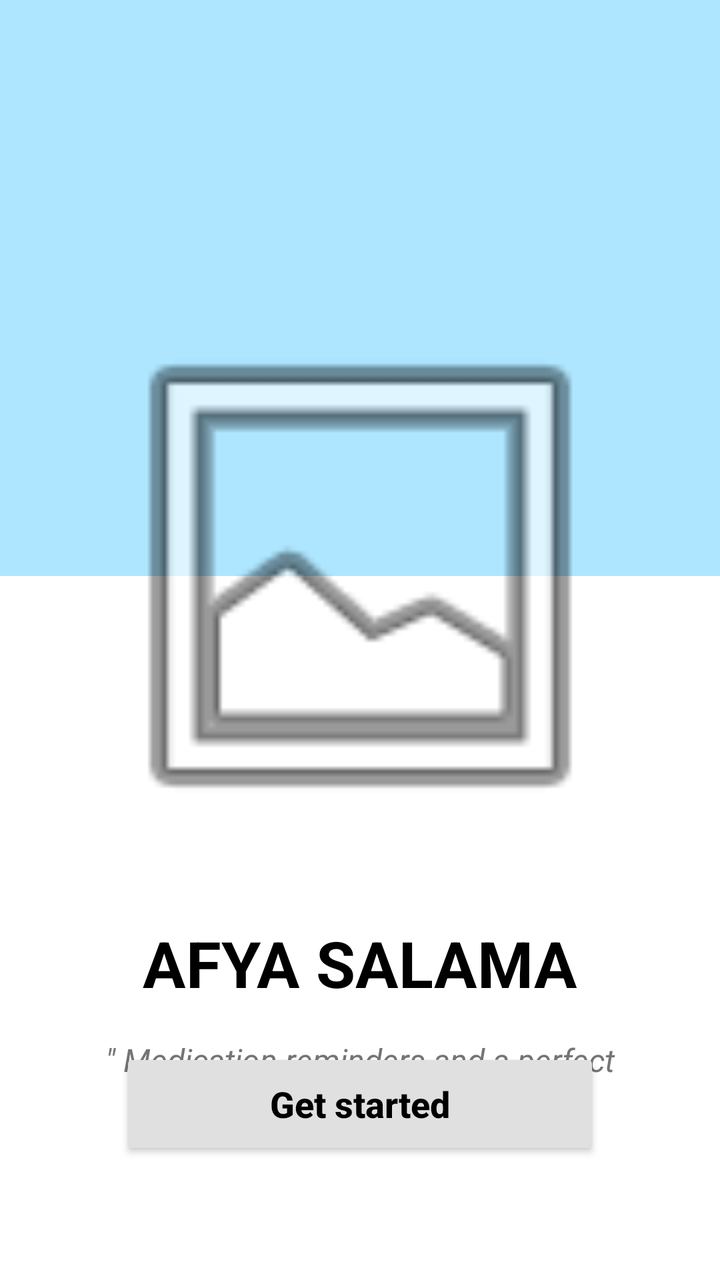
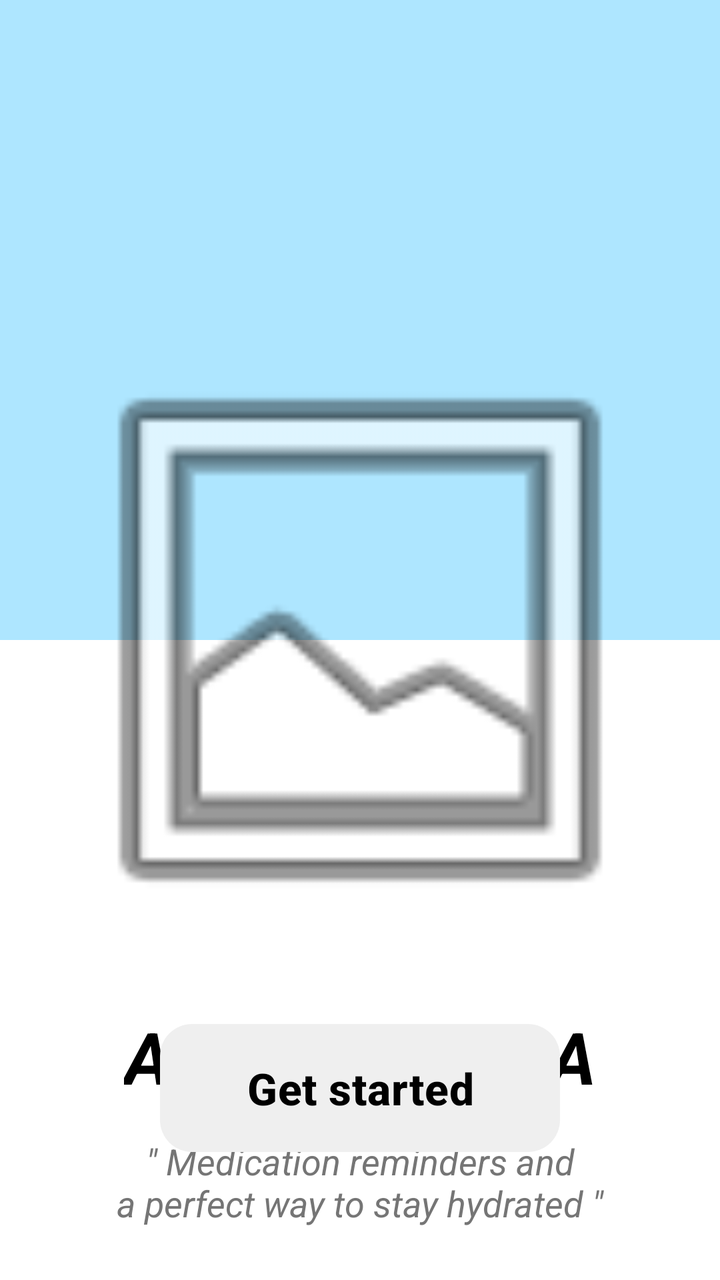

Before-and-after screenshots of an Android layout around one commit, followed by the original layout XML and the change that was made.
<!-- AndroidManifest.xml: application theme Theme.AfyaSalama -->
<!-- res/layout/activity_welcome.xml -->
<?xml version="1.0" encoding="utf-8"?>
<androidx.constraintlayout.widget.ConstraintLayout xmlns:android="http://schemas.android.com/apk/res/android"
    xmlns:app="http://schemas.android.com/apk/res-auto"
    android:layout_width="match_parent"
    android:layout_height="match_parent"
    android:background="@color/white">

    <View
        android:id="@+id/top_background"
        android:layout_width="match_parent"
        android:layout_height="0dp"
        android:background="@color/sky_blue"
        app:layout_constraintHeight_percent="0.45"
        app:layout_constraintTop_toTopOf="parent" />

    <ImageView
        android:id="@+id/welcome_image"
        android:layout_width="280dp"
        android:layout_height="280dp"
        android:src="@android:drawable/ic_menu_gallery"
        app:layout_constraintBottom_toBottomOf="@+id/top_background"
        app:layout_constraintEnd_toEndOf="parent"
        app:layout_constraintStart_toStartOf="parent"
        app:layout_constraintTop_toBottomOf="@+id/top_background" />

    <TextView
        android:id="@+id/tv_welcome_title"
        android:layout_width="wrap_content"
        android:layout_height="wrap_content"
        android:layout_marginTop="32dp"
        android:text="@string/welcome_title"
        android:textColor="@color/black"
        android:textSize="32sp"
        android:textStyle="bold"
        app:layout_constraintEnd_toEndOf="parent"
        app:layout_constraintStart_toStartOf="parent"
        app:layout_constraintTop_toBottomOf="@+id/welcome_image" />

    <TextView
        android:id="@+id/tv_welcome_subtitle"
        android:layout_width="0dp"
        android:layout_height="wrap_content"
        android:layout_marginHorizontal="40dp"
        android:layout_marginTop="16dp"
        android:gravity="center"
        android:text="@string/welcome_subtitle"
        android:textColor="@color/gray_text"
        android:textSize="16sp"
        android:textStyle="italic"
        app:layout_constraintEnd_toEndOf="parent"
        app:layout_constraintStart_toStartOf="parent"
        app:layout_constraintTop_toBottomOf="@+id/tv_welcome_title" />

    <Button
        android:id="@+id/btn_get_started"
        android:layout_width="match_parent"
        android:layout_height="56dp"
        android:layout_marginHorizontal="60dp"
        android:layout_marginBottom="60dp"
        android:backgroundTint="#E0E0E0"
        android:text="@string/get_started"
        android:textAllCaps="false"
        android:textColor="@color/black"
        android:textSize="18sp"
        android:textStyle="bold"
        app:layout_constraintBottom_toBottomOf="parent" />

</androidx.constraintlayout.widget.ConstraintLayout>
<!-- resources referenced by this layout -->
<resources>
  <color name="black">#FF000000</color>
  <color name="gray_text">#757575</color>
  <color name="sky_blue">#AEE6FF</color>
  <color name="white">#FFFFFFFF</color>
  <string name="get_started">Get started</string>
  <string name="welcome_subtitle">\" Medication reminders and a perfect way to stay hydrated \"</string>
  <string name="welcome_title">AFYA SALAMA</string>
  <style name="Theme.AfyaSalama" parent="Base.Theme.AfyaSalama" />
  <style name="Base.Theme.AfyaSalama" parent="Theme.Material3.DayNight.NoActionBar">
          <item name="colorPrimary">@color/primary_blue</item>
          <item name="android:windowBackground">@color/white</item>
      </style>
  <color name="primary_blue">#00478F</color>
</resources>

<!-- the commit's change to res/layout/activity_welcome.xml (unified diff, before → after) -->
@@ -5,64 +5,78 @@
     android:layout_height="match_parent"
     android:background="@color/white">
 
+    
     <View
         android:id="@+id/top_background"
         android:layout_width="match_parent"
         android:layout_height="0dp"
         android:background="@color/sky_blue"
-        app:layout_constraintHeight_percent="0.45"
+        app:layout_constraintBottom_toTopOf="@+id/guideline_h50"
         app:layout_constraintTop_toTopOf="parent" />
 
+    <androidx.constraintlayout.widget.Guideline
+        android:id="@+id/guideline_h50"
+        android:layout_width="wrap_content"
+        android:layout_height="wrap_content"
+        android:orientation="horizontal"
+        app:layout_constraintGuide_percent="0.5" />
+
+    
     <ImageView
         android:id="@+id/welcome_image"
-        android:layout_width="280dp"
-        android:layout_height="280dp"
+        android:layout_width="320dp"
+        android:layout_height="320dp"
         android:src="@android:drawable/ic_menu_gallery"
-        app:layout_constraintBottom_toBottomOf="@+id/top_background"
+        app:layout_constraintBottom_toBottomOf="@+id/guideline_h50"
         app:layout_constraintEnd_toEndOf="parent"
         app:layout_constraintStart_toStartOf="parent"
-        app:layout_constraintTop_toBottomOf="@+id/top_background" />
+        app:layout_constraintTop_toTopOf="@+id/guideline_h50" />
 
+    
     <TextView
         android:id="@+id/tv_welcome_title"
         android:layout_width="wrap_content"
         android:layout_height="wrap_content"
-        android:layout_marginTop="32dp"
+        android:layout_marginTop="24dp"
         android:text="@string/welcome_title"
         android:textColor="@color/black"
-        android:textSize="32sp"
-        android:textStyle="bold"
+        android:textSize="36sp"
+        android:textStyle="bold|italic"
         app:layout_constraintEnd_toEndOf="parent"
         app:layout_constraintStart_toStartOf="parent"
         app:layout_constraintTop_toBottomOf="@+id/welcome_image" />
 
+    
     <TextView
         android:id="@+id/tv_welcome_subtitle"
         android:layout_width="0dp"
         android:layout_height="wrap_content"
-        android:layout_marginHorizontal="40dp"
+        android:layout_marginHorizontal="48dp"
         android:layout_marginTop="16dp"
         android:gravity="center"
         android:text="@string/welcome_subtitle"
         android:textColor="@color/gray_text"
-        android:textSize="16sp"
+        android:textSize="18sp"
         android:textStyle="italic"
         app:layout_constraintEnd_toEndOf="parent"
         app:layout_constraintStart_toStartOf="parent"
         app:layout_constraintTop_toBottomOf="@+id/tv_welcome_title" />
 
+    
     <Button
         android:id="@+id/btn_get_started"
         android:layout_width="match_parent"
-        android:layout_height="56dp"
-        android:layout_marginHorizontal="60dp"
-        android:layout_marginBottom="60dp"
-        android:backgroundTint="#E0E0E0"
+        android:layout_height="64dp"
+        android:layout_marginHorizontal="80dp"
+        android:layout_marginBottom="64dp"
+        android:background="@drawable/capsule_button_grey"
+        app:backgroundTint="@null"
         android:text="@string/get_started"
         android:textAllCaps="false"
         android:textColor="@color/black"
-        android:textSize="18sp"
+        android:textSize="22sp"
         android:textStyle="bold"
+        style="@style/Widget.Material3.Button"
         app:layout_constraintBottom_toBottomOf="parent" />
 
 </androidx.constraintlayout.widget.ConstraintLayout>
<!-- resource entries referenced after the edit -->
@@ -4,8 +4,14 @@
   <color name="gray_text">#757575</color>
   <color name="sky_blue">#AEE6FF</color>
   <color name="white">#FFFFFFFF</color>
+  <!-- drawable capsule_button_grey (drawable) -->
+  <?xml version="1.0" encoding="utf-8"?>
+  <shape xmlns:android="http://schemas.android.com/apk/res/android">
+      <solid android:color="#EFEFEF" />
+      <corners android:radius="16dp" />
+  </shape>
   <string name="get_started">Get started</string>
-  <string name="welcome_subtitle">\" Medication reminders and a perfect way to stay hydrated \"</string>
+  <string name="welcome_subtitle">\" Medication reminders and\na perfect way to stay hydrated \"</string>
   <string name="welcome_title">AFYA SALAMA</string>
   <style name="Theme.AfyaSalama" parent="Base.Theme.AfyaSalama" />
   <style name="Base.Theme.AfyaSalama" parent="Theme.Material3.DayNight.NoActionBar">
